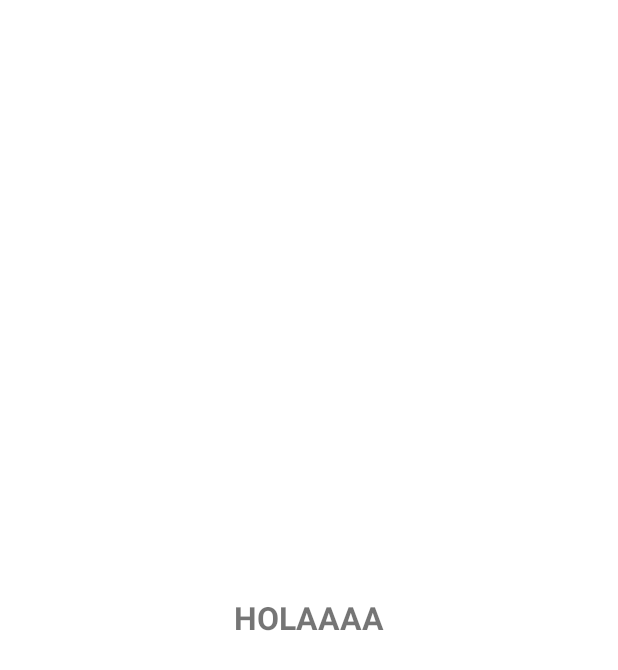
After one commit to Carlosnp23/Location-Service-Map, an Android app: the layout activity_landmarks.xml on its own in the app's theme, with its tools: preview values and no code run, on a phone screen of 412 x 824 dp. The commit adds this screen. Shown: the top 670 px of the screen. Run offline under Robolectric (Android 15) with nearby library versions, the phone set to English and light mode, and no system bars.

```diff
--- a/app/build.gradle
+++ b/app/build.gradle
@@ -1,6 +1,7 @@
 plugins {
     id 'com.android.application'
     id 'org.jetbrains.kotlin.android'
+    id 'kotlin-parcelize'
 }
 
 android {
--- a/app/src/main/AndroidManifest.xml
+++ b/app/src/main/AndroidManifest.xml
@@ -12,6 +12,9 @@
         android:theme="@style/Theme.CarlosNorambuena_MAPD721_OptionalAssignment"
         tools:targetApi="31">
         <activity
+            android:name=".LandmarksActivity"
+            android:exported="false" />
+        <activity
             android:name=".MainActivity"
             android:exported="true">
             <intent-filter>
--- /dev/null
+++ b/app/src/main/res/layout/activity_landmarks.xml
@@ -0,0 +1,18 @@
+<?xml version="1.0" encoding="utf-8"?>
+<androidx.constraintlayout.widget.ConstraintLayout xmlns:android="http://schemas.android.com/apk/res/android"
+    xmlns:app="http://schemas.android.com/apk/res-auto"
+    xmlns:tools="http://schemas.android.com/tools"
+    android:layout_width="match_parent"
+    android:layout_height="match_parent"
+    tools:context=".LandmarksActivity">
+
+    <TextView
+        android:id="@+id/txtName"
+        android:layout_width="match_parent"
+        android:layout_height="match_parent"
+        android:gravity="center"
+        android:text="HOLAAAA"
+        android:textSize="21sp"
+        android:textStyle="bold"/>
+
+</androidx.constraintlayout.widget.ConstraintLayout>
--- a/app/src/main/res/layout/grid_layout.xml
+++ b/app/src/main/res/layout/item_image.xml
@@ -30,7 +30,7 @@
             android:layout_width="wrap_content"
             android:layout_height="wrap_content"
             android:layout_below="@id/image_View"
-            android:layout_marginLeft="30dp"
+            android:layout_marginStart="30dp"
             android:layout_marginTop="5dp"
             android:textAlignment="center"
             android:gravity="center"
```
Also changed, not shown: app/src/main/java/com/example/carlosnorambuena_mapd721_optionalassignment/Adapter/ImageAdapter.kt (added, +44 -0 lines), app/src/main/java/com/example/carlosnorambuena_mapd721_optionalassignment/Adapter/RecyclerViewAdapter.kt (deleted, +0 -46 lines), app/src/main/java/com/example/carlosnorambuena_mapd721_optionalassignment/LandmarksActivity.kt (added, +19 -0 lines), app/src/main/java/com/example/carlosnorambuena_mapd721_optionalassignment/MainActivity.kt (+32 -29 lines), app/src/main/java/com/example/carlosnorambuena_mapd721_optionalassignment/Model/Places.kt (+7 -1 lines).
